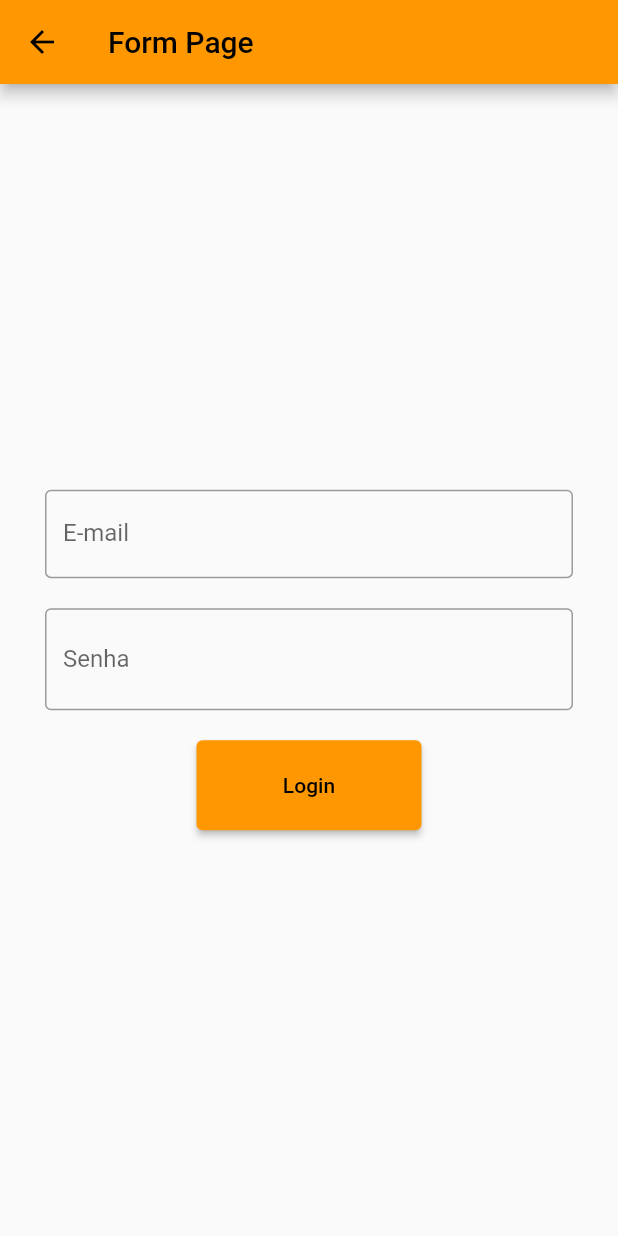
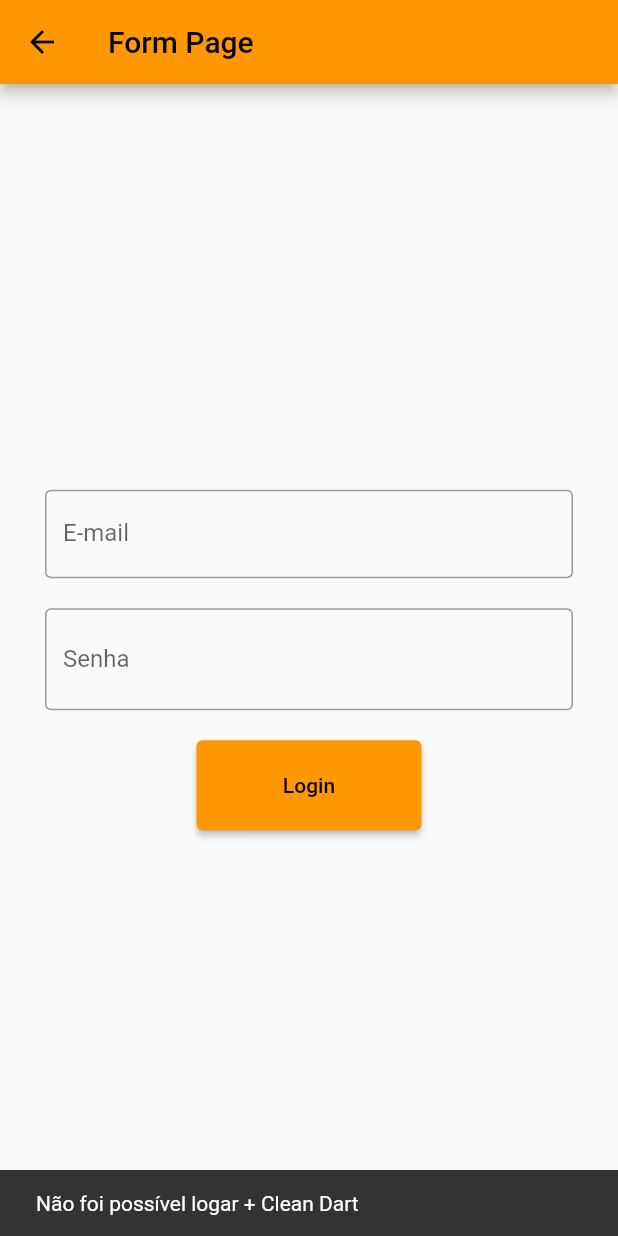
Before and after one commit to ronanlima/flutter_hello_world, a Flutter app: the FormPage screen opened directly, after a tap on "Login", on a phone screen of 412 x 824 dp. Run offline on Flutter 3.47's test engine with Material 2 defaults, Android fonts, the phone set to English and light mode, and no system bars; our stand-ins replace either_dart; missing offline and left inert: uno.

Commit message:
Aula 13/10/2022, utilizando clean dart na tela de formulário

```diff
--- /dev/null
+++ b/packages/form/lib/src/domain/entities/login_entity.dart
@@ -0,0 +1,6 @@
+class LoginEntity {
+  final String id;
+  final String username;
+
+  const LoginEntity({required this.id, required this.username});
+}
--- /dev/null
+++ b/packages/form/lib/src/domain/errors/login_error.dart
@@ -0,0 +1,12 @@
+class LoginError {
+  final String message;
+
+  const LoginError({required this.message});
+
+  @override
+  String toString() => message;
+}
+
+class LoginUnkownError extends LoginError {
+  const LoginUnkownError({required super.message});
+}
--- /dev/null
+++ b/packages/form/lib/src/domain/repositories/login_repository.dart
@@ -0,0 +1,8 @@
+import 'package:form/src/domain/typedefs/login_result.dart';
+import 'package:form/src/domain/usecases/params/login_params.dart';
+
+abstract class LoginRepository {
+  LoginResult call(LoginParams params);
+
+  const LoginRepository();
+}
--- /dev/null
+++ b/packages/form/lib/src/domain/typedefs/login_result.dart
@@ -0,0 +1,5 @@
+import 'package:dependencies/dependencies.dart';
+import 'package:form/src/domain/entities/login_entity.dart';
+import 'package:form/src/domain/errors/login_error.dart';
+
+typedef LoginResult = Future<Either<LoginError, LoginEntity>>;
--- /dev/null
+++ b/packages/form/lib/src/domain/usecases/login/login_usecase.dart
@@ -0,0 +1,8 @@
+import 'package:form/src/domain/typedefs/login_result.dart';
+import 'package:form/src/domain/usecases/params/login_params.dart';
+
+abstract class LoginUsecase {
+  LoginResult call(LoginParams params);
+
+  const LoginUsecase();
+}
--- /dev/null
+++ b/packages/form/lib/src/domain/usecases/login/login_usecase_impl.dart
@@ -0,0 +1,15 @@
+import 'package:form/src/domain/repositories/login_repository.dart';
+import 'package:form/src/domain/typedefs/login_result.dart';
+import 'package:form/src/domain/usecases/login/login_usecase.dart';
+import 'package:form/src/domain/usecases/params/login_params.dart';
+
+class LoginUsecaseImpl extends LoginUsecase {
+  final LoginRepository _repository;
+
+  const LoginUsecaseImpl(this._repository);
+
+  @override
+  LoginResult call(LoginParams params) {
+    return _repository(params);
+  }
+}
--- /dev/null
+++ b/packages/form/lib/src/domain/usecases/params/login_params.dart
@@ -0,0 +1,6 @@
+class LoginParams {
+  final String email;
+  final String password;
+
+  const LoginParams({required this.email, required this.password});
+}
--- /dev/null
+++ b/packages/form/lib/src/external/datasources/mock/login_datasource_mock_impl.dart
@@ -0,0 +1,13 @@
+import 'package:dependencies/dependencies.dart';
+import 'package:form/src/domain/entities/login_entity.dart';
+import 'package:form/src/domain/typedefs/login_result.dart';
+import 'package:form/src/domain/usecases/params/login_params.dart';
+import 'package:form/src/infra/datasources/login_datasource.dart';
+
+class LoginDatasourceMockImpl extends LoginDatasource {
+  @override
+  LoginResult call(LoginParams params) async {
+    await Future.delayed(const Duration(seconds: 3));
+    return const Right(LoginEntity(id: '123', username: 'Ronan'));
+  }
+}
--- /dev/null
+++ b/packages/form/lib/src/infra/datasources/login_datasource.dart
@@ -0,0 +1,6 @@
+import 'package:form/src/domain/typedefs/login_result.dart';
+import 'package:form/src/domain/usecases/params/login_params.dart';
+
+abstract class LoginDatasource {
+  LoginResult call(LoginParams params);
+}
--- /dev/null
+++ b/packages/form/lib/src/infra/repositories/login_repository_impl.dart
@@ -0,0 +1,27 @@
+import 'package:dependencies/dependencies.dart';
+import 'package:form/src/domain/errors/login_error.dart';
+import 'package:form/src/domain/repositories/login_repository.dart';
+import 'package:form/src/domain/typedefs/login_result.dart';
+import 'package:form/src/domain/usecases/params/login_params.dart';
+import 'package:form/src/infra/datasources/login_datasource.dart';
+
+class LoginRepositoryImpl extends LoginRepository {
+  final LoginDatasource _datasource;
+
+  const LoginRepositoryImpl(this._datasource);
+
+  @override
+  LoginResult call(LoginParams params) async {
+    try {
+      final result = await _datasource.call(params);
+      return result;
+      // result.fold(
+      //         (error) => null,
+      //         (entity) => null
+      // );
+    } catch (e) {
+      print(e);
+      return Left(LoginUnkownError(message: 'Não foi possível logar'));
+    }
+  }
+}
--- a/packages/form/lib/src/presenter/form_controller.dart
+++ b/packages/form/lib/src/presenter/form_controller.dart
@@ -1,6 +1,13 @@
+import 'package:form/src/domain/usecases/login/login_usecase.dart';
+import 'package:form/src/domain/usecases/params/login_params.dart';
+
 class FormController {
+  final LoginUsecase _loginUsecase;
+
+  FormController(this._loginUsecase);
+
   String email = '';
-  String senha = '';
+  String password = '';
   String? emailError;
   String? senhaError;
 
@@ -19,13 +26,16 @@ class FormController {
     } else {
       senhaError = null;
     }
-    senha = value;
+    password = value;
   }
 
-  bool login() {
-    return (emailError == null &&
+  Future<bool> login() async {
+    final canLogin = emailError == null &&
         senhaError == null &&
         email.isNotEmpty &&
-        senha.isNotEmpty);
+        password.isNotEmpty;
+    if (!canLogin) return false;
+    final result = await _loginUsecase.call(LoginParams(email: this.email, password: this.password));
+    return result.fold<bool>((left) => false, (right) => true);
   }
 }
--- a/packages/form/lib/src/presenter/form_page.dart
+++ b/packages/form/lib/src/presenter/form_page.dart
@@ -3,6 +3,12 @@ import 'dart:math';
 import 'package:flutter/material.dart';
 import 'package:flutter/src/widgets/container.dart';
 import 'package:flutter/src/widgets/framework.dart';
+import 'package:form/src/domain/repositories/login_repository.dart';
+import 'package:form/src/domain/usecases/login/login_usecase.dart';
+import 'package:form/src/domain/usecases/login/login_usecase_impl.dart';
+import 'package:form/src/external/datasources/mock/login_datasource_mock_impl.dart';
+import 'package:form/src/infra/datasources/login_datasource.dart';
+import 'package:form/src/infra/repositories/login_repository_impl.dart';
 import 'package:form/src/presenter/form_controller.dart';
 
 class FormPage extends StatefulWidget {
@@ -13,17 +19,24 @@ class FormPage extends StatefulWidget {
 }
 
 class _FormPageState extends State<FormPage> {
-  late final FormController formController;
+  late FormController formController;
+  late LoginDatasource _loginDatasource;
+  late LoginRepository _loginRepository;
+  late LoginUsecase _loginUsecase;
+  var isLoading = false;
 
   @override
   void initState() {
     super.initState();
-    formController = FormController();
+    _loginDatasource = LoginDatasourceMockImpl();
+    _loginRepository = LoginRepositoryImpl(_loginDatasource);
+    _loginUsecase = LoginUsecaseImpl(_loginRepository);
+    formController = FormController(_loginUsecase);
   }
 
-  void showIsLoggedSnackBar() {
+  void showIsLoggedSnackBar(String message) {
     ScaffoldMessenger.of(context).showSnackBar(
-      const SnackBar(content: Text('Logado com sucesso + formController')),
+      SnackBar(content: Text(message)),
     );
   }
 
@@ -40,7 +53,8 @@ class _FormPageState extends State<FormPage> {
         child: Column(
           mainAxisAlignment: MainAxisAlignment.center,
           children: [
-            TextField(
+            StatefulBuilder(builder: (context, setState) {
+              return TextField(
                 decoration: InputDecoration(
                   border: const OutlineInputBorder(),
                   hintText: 'Ex.: email@provedor.com',
@@ -51,37 +65,53 @@ class _FormPageState extends State<FormPage> {
                 onChanged: (value) => setState(() {
                   formController.onChangedEmail(value);
                 }),
-            ),
+              );
+            }),
             const SizedBox(
               height: 20,
             ),
-            TextField(
+            StatefulBuilder(builder: (context, setState) {
+              return TextField(
                 decoration: InputDecoration(
                     border: const OutlineInputBorder(),
                     hintText: 'Senha',
                     label: const Text('Senha'),
                     errorText: formController.senhaError,
                     suffix: Icon(Icons.remove_red_eye)),
-              onChanged: (value) => setState(() => formController.onChangedSenha(value)),
+                onChanged: (value) =>
+                    setState(() => formController.onChangedSenha(value)),
                 obscureText: true,
-            ),
+              );
+            }),
             const SizedBox(height: 20),
             // ElevatedButton(
             //     onPressed: () => login(context),
             //     child: const Text('Login')
             // ),
-            ElevatedButton(
+            StatefulBuilder(builder: (context, setState) {
+              return isLoading
+                  ? const CircularProgressIndicator()
+                  : ElevatedButton(
                       style: ButtonStyle(
                         minimumSize: MaterialStateProperty.all(Size(
-                      max(size.width * 0.1, 150), max(size.width * 0.02, 60))),
+                            max(size.width * 0.1, 150),
+                            max(size.width * 0.02, 60))),
                       ),
-                onPressed: () {
-                  final isLogged = formController.login();
+                      onPressed: () async {
+                        setState(() {
+                          isLoading = true;
+                        });
+                        final isLogged = await formController.login();
+                        setState(() {
+                          isLoading = false;
+                        });
                         if (isLogged) {
-                    showIsLoggedSnackBar();
+                          showIsLoggedSnackBar('Logado com sucesso + Clean Dart');
+                        } else {
+                          showIsLoggedSnackBar('Não foi possível logar + Clean Dart');
                         }
-                } ,
-                child: const Text('Login')),
+                      },
+                      child: const Text('Login'));
               // Container(
               //   child: ElevatedButton(
               //       style: ButtonStyle(
@@ -96,6 +126,7 @@ class _FormPageState extends State<FormPage> {
               // ),
               // TextButton(onPressed: () => login(context), child: const Text('Login')),
               // OutlinedButton(onPressed: () => login(context), child: const Text('Login')),
+            }),
           ],
         ),
       ),
--- a/packages/form/pubspec.yaml
+++ b/packages/form/pubspec.yaml
@@ -2,6 +2,7 @@ name: form
 description: A new Flutter package project.
 version: 0.0.1
 homepage:
+publish_to: 'none'
 
 environment:
   sdk: '>=2.18.2 <3.0.0'
@@ -10,6 +11,8 @@ environment:
 dependencies:
   flutter:
     sdk: flutter
+  dependencies:
+    path: ../dependencies
 
 dev_dependencies:
   flutter_test:
```
Lines whose indentation alone changed are shown as unchanged.
